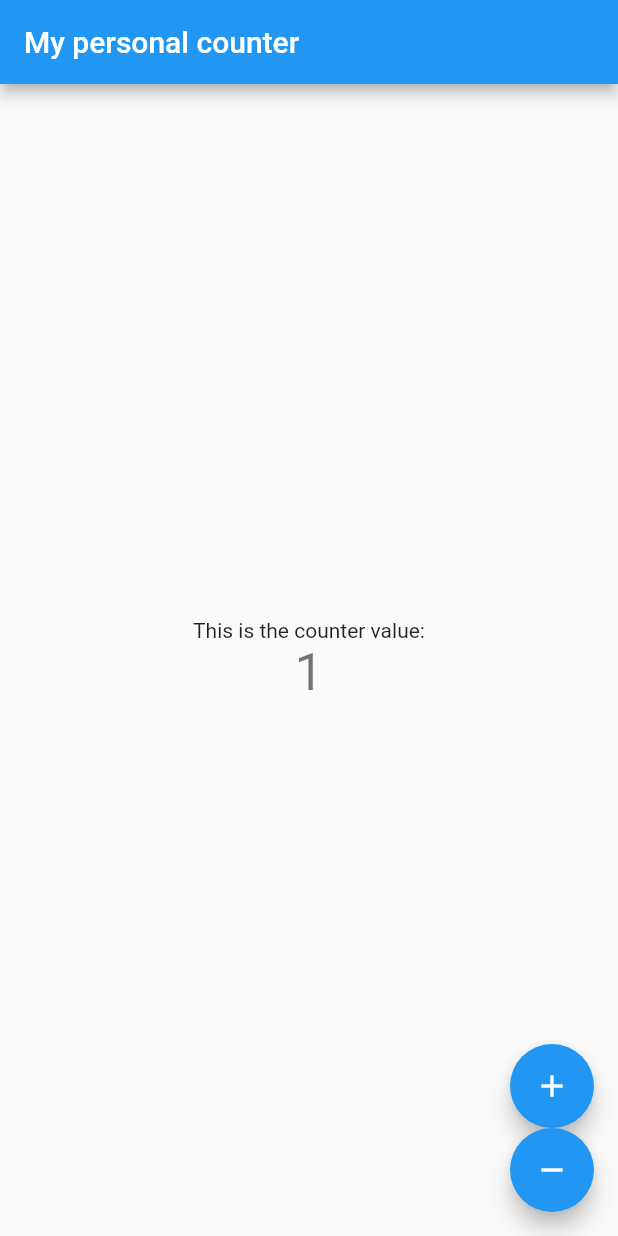
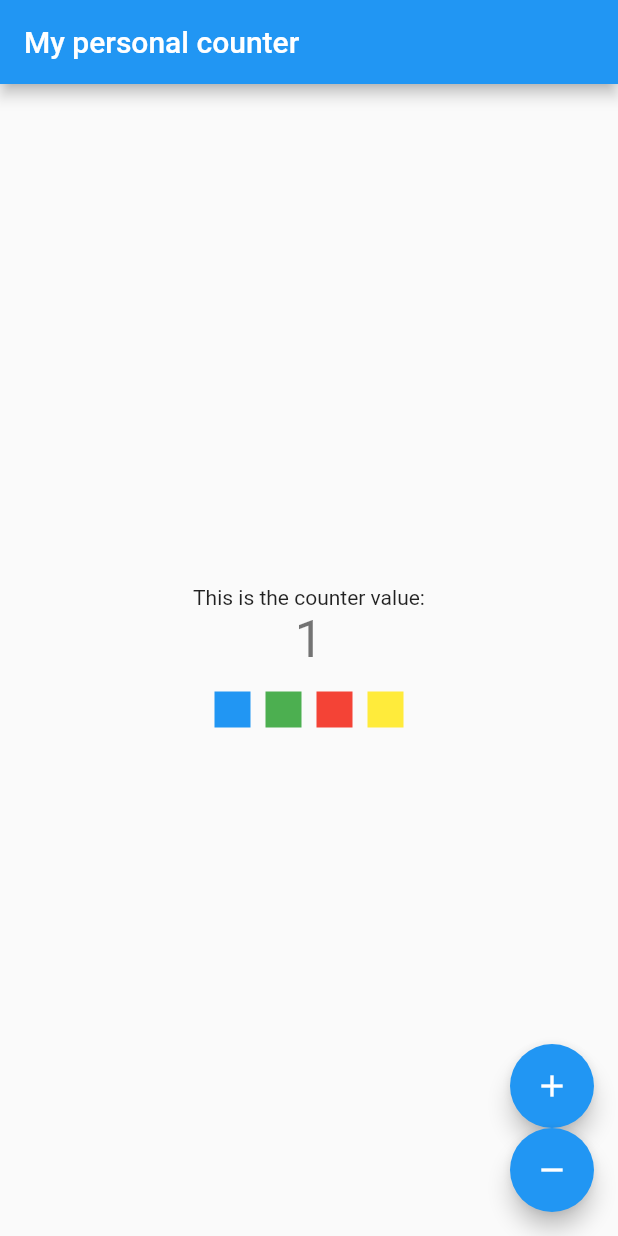
Before and after one commit to guildem/counter-flutter, a Flutter app: the screen it shows after launch, after a tap on the "add" icon, on a phone screen of 412 x 824 dp. Run offline on Flutter 3.47's test engine with Material 2 defaults, Android fonts, the phone set to English and light mode, and no system bars; our stand-ins replace shared_preferences.

Commit message:
Step 4 - Add color management, custom widget (bonus)

```diff
--- a/lib/main.dart
+++ b/lib/main.dart
@@ -17,10 +17,12 @@ void main() {
 class MyApp extends StatelessWidget {
   @override
   Widget build(BuildContext context) {
+    final state = context.watch<AppState>();
     return MaterialApp(
       title: 'Flutter Demo',
       theme: ThemeData(
-        primarySwatch: Colors.blue,
+        primaryColor: state.primaryColor,
+        accentColor: state.primaryColor,
       ),
       home: HomeScreen(title: 'My personal counter'),
     );
--- a/lib/screens/HomeScreen.dart
+++ b/lib/screens/HomeScreen.dart
@@ -1,6 +1,13 @@
 import 'package:flutter/material.dart';
 import 'package:provider/provider.dart';
 import '../state/AppState.dart';
+
+final COLORS = [
+  Colors.blue,
+  Colors.green,
+  Colors.red,
+  Colors.yellow,
+];
 
 class HomeScreen extends StatelessWidget {
   HomeScreen({Key? key, required this.title}) : super(key: key);
@@ -25,6 +32,13 @@ class HomeScreen extends StatelessWidget {
               '${state.counter}',
               style: Theme.of(context).textTheme.headline4,
             ),
+            Padding(
+              padding: EdgeInsets.only(top: 10),
+              child: Row(
+                mainAxisAlignment: MainAxisAlignment.center,
+                children: COLORS.map((color) => ColorButton(color: color)).toList(),
+              ),
+            ),
           ],
         ),
       ),
@@ -47,3 +61,28 @@ class HomeScreen extends StatelessWidget {
     );
   }
 }
+
+class ColorButton extends StatelessWidget {
+  const ColorButton({ Key? key, required this.color }): super(key: key);
+
+  final Color color;
+
+  @override
+  Widget build(BuildContext context) {
+    final state = context.read<AppState>();
+
+    return Padding(
+      padding: EdgeInsets.all(5),
+      child: SizedBox(
+        width: 24,
+        height: 24,
+        child: InkWell(
+          onTap: () => state.updatePrimaryColor(color),
+          child: Container(
+            color: color,
+          ),
+        ),
+      ),
+    );
+  }
+}
--- a/lib/state/AppState.dart
+++ b/lib/state/AppState.dart
@@ -1,4 +1,4 @@
-import 'package:flutter/foundation.dart';
+import 'package:flutter/material.dart';
 import 'package:provider/provider.dart';
 import 'dart:math';
 import '../tools/Storage.dart';
@@ -12,19 +12,28 @@ class AppState with ChangeNotifier {
 
   Future<void> _load() async {
     final state = await storage.load('app_state');
+
     _counter = state['counter'] ?? 0;
+
+    final int primaryColorValue = state['primaryColor'] ?? -1;
+    if (primaryColorValue >= 0)
+      _primaryColor = Color(primaryColorValue);
+
     notifyListeners();
   }
 
   Future<void> _save() async {
     await storage.save('app_state', {
       'counter': _counter,
+      'primaryColor': _primaryColor.value,
     });
   }
 
   int _counter = 0;
+  Color _primaryColor = Colors.blue;
 
   int get counter => _counter;
+  Color get primaryColor => _primaryColor;
 
   void incrementCounter() async {
     _counter = min(_counter + 1, 10);
@@ -37,4 +46,10 @@ class AppState with ChangeNotifier {
     await _save();
     notifyListeners();
   }
+
+  void updatePrimaryColor(Color value) async {
+    _primaryColor = value;
+    await _save();
+    notifyListeners();
+  }
 }
```
